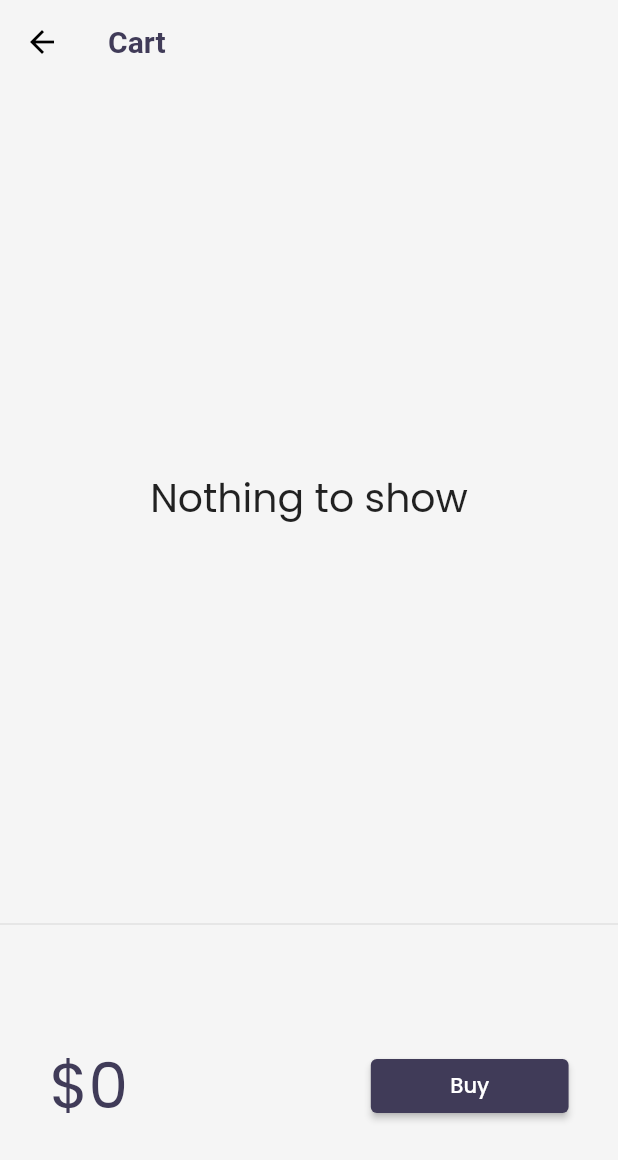
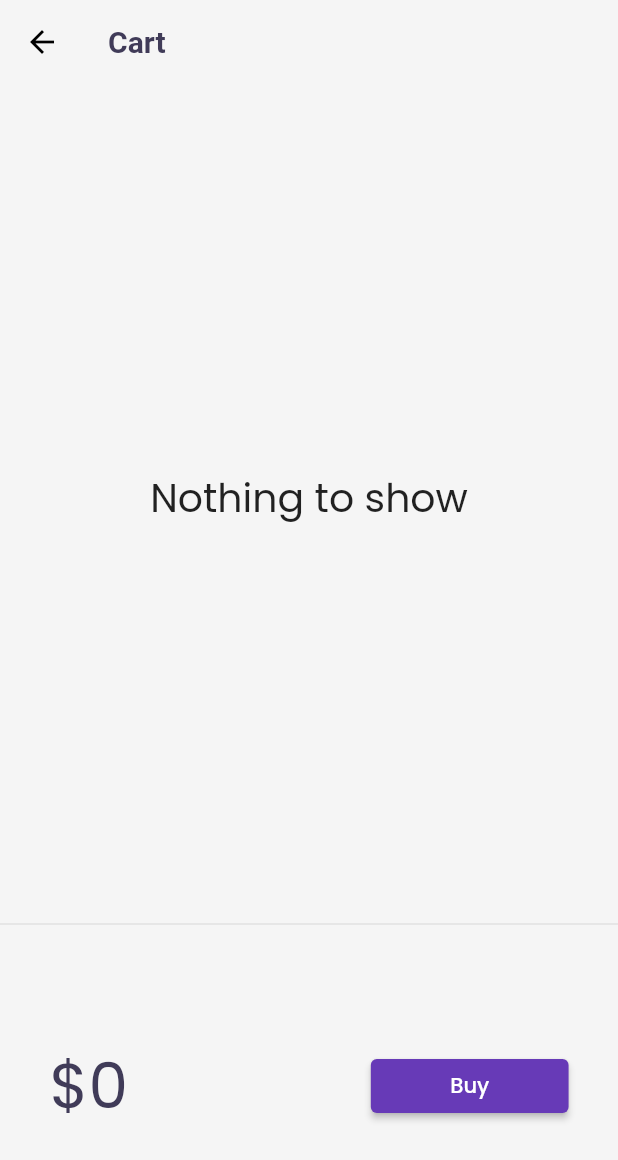
Before and after one commit to Souvik3469/GadgetHub, a Flutter app: the CartPage screen opened by its route, on a phone screen of 412 x 824 dp. Shown: the top 1160 px of the screen. Run offline on Flutter 3.47's test engine with Material 2 defaults, Android fonts, the phone set to English and light mode, and no system bars; drawn by our look-alikes of velocity_x; our stand-ins replace google_fonts; network calls fail.

```diff
--- a/lib/core/store.dart
+++ b/lib/core/store.dart
@@ -3,8 +3,8 @@ import 'package:flutter2/models/catalog.dart';
 import 'package:velocity_x/velocity_x.dart';
 
 class MyStore extends VxStore {
-  CatalogModel catalog;
-  CartModel cart;
+  late CatalogModel catalog;
+  late CartModel cart;
 
   MyStore() {
     catalog = CatalogModel();
--- a/lib/models/cart.dart
+++ b/lib/models/cart.dart
@@ -4,7 +4,7 @@ import 'package:velocity_x/velocity_x.dart';
 
 class CartModel {
   // catalog field
-  CatalogModel _catalog;
+  late CatalogModel _catalog;
 
   // Collection of IDs - store Ids of each item
   final List<int> _itemIds = [];
@@ -31,7 +31,7 @@ class AddMutation extends VxMutation<MyStore> {
   AddMutation(this.item);
   @override
   perform() {
-    store.cart._itemIds.add(item.id);
+    store!.cart._itemIds.add(item.id);
   }
 }
 
@@ -41,6 +41,6 @@ class RemoveMutation extends VxMutation<MyStore> {
   RemoveMutation(this.item);
   @override
   perform() {
-    store.cart._itemIds.remove(item.id);
+    store!.cart._itemIds.remove(item.id);
   }
 }
--- a/lib/models/catalog.dart
+++ b/lib/models/catalog.dart
@@ -1,7 +1,7 @@
 import 'dart:convert';
 
 class CatalogModel {
-  static List<Item> items;
+  static List<Item> items = [];
 
   // Get Item by ID
   Item getById(int id) =>
@@ -20,21 +20,21 @@ class Item {
   final String image;
 
   Item({
-    this.id,
-    this.name,
-    this.desc,
-    this.price,
-    this.color,
-    this.image,
+    required this.id,
+    required this.name,
+    required this.desc,
+    required this.price,
+    required this.color,
+    required this.image,
   });
 
   Item copyWith({
-    int id,
-    String name,
-    String desc,
-    num price,
-    String color,
-    String image,
+    int? id,
+    String? name,
+    String? desc,
+    num? price,
+    String? color,
+    String? image,
   }) {
     return Item(
       id: id ?? this.id,
@@ -58,15 +58,13 @@ class Item {
   }
 
   factory Item.fromMap(Map<String, dynamic> map) {
-    if (map == null) return null;
-
     return Item(
-      id: map['id'],
-      name: map['name'],
-      desc: map['desc'],
-      price: map['price'],
-      color: map['color'],
-      image: map['image'],
+      id: map['id'] ?? 0,
+      name: map['name'] ?? '',
+      desc: map['desc'] ?? '',
+      price: map['price'] ?? 0,
+      color: map['color'] ?? '',
+      image: map['image'] ?? '',
     );
   }
 
--- a/lib/pages/cart_page.dart
+++ b/lib/pages/cart_page.dart
@@ -12,7 +12,8 @@ class CartPage extends StatelessWidget {
         backgroundColor: Colors.transparent,
         // title: "Cart".text.make(),
 
-        title: "Cart".text.bold.color(context.theme.accentColor).make(),
+        title:
+            "Cart".text.bold.color(context.theme.colorScheme.secondary).make(),
       ),
       body: Column(
         children: [
@@ -40,7 +41,7 @@ class _CartTotal extends StatelessWidget {
               return "\$${_cart.totalPrice}"
                   .text
                   .xl5
-                  .color(context.theme.accentColor)
+                  .color(context.theme.colorScheme.secondary)
                   .make();
             },
           ),
@@ -52,8 +53,8 @@ class _CartTotal extends StatelessWidget {
               ));
             },
             style: ButtonStyle(
-                backgroundColor:
-                    MaterialStateProperty.all(context.theme.buttonColor)),
+                backgroundColor: MaterialStateProperty.all(
+                    context.theme.colorScheme.primary)),
             child: "Buy".text.white.make(),
           ).w32(context)
         ],
--- a/lib/pages/home_detail_page.dart
+++ b/lib/pages/home_detail_page.dart
@@ -6,7 +6,7 @@ import 'package:velocity_x/velocity_x.dart';
 class HomeDetailPage extends StatelessWidget {
   final Item catalog;
 
-  const HomeDetailPage({Key key, @required this.catalog})
+  const HomeDetailPage({Key? key, required this.catalog})
       : assert(catalog != null),
         super(key: key);
   @override
--- a/lib/pages/home_page.dart
+++ b/lib/pages/home_page.dart
@@ -64,7 +64,7 @@ class _HomePageState extends State<HomePage> {
           mutations: {AddMutation, RemoveMutation},
           builder: (ctx, store, status) => FloatingActionButton(
             onPressed: () => Navigator.pushNamed(context, MyRoutes.cartRoute),
-            backgroundColor: context.theme.buttonColor,
+            backgroundColor: context.theme.colorScheme.primary,
             child: Icon(
               CupertinoIcons.cart,
               color: Colors.white,
--- a/lib/widgets/home_widgets/catalog_image.dart
+++ b/lib/widgets/home_widgets/catalog_image.dart
@@ -4,7 +4,7 @@ import 'package:velocity_x/velocity_x.dart';
 class CatalogImage extends StatelessWidget {
   final String image;
 
-  const CatalogImage({Key key, @required this.image}) : super(key: key);
+  const CatalogImage({Key? key, required this.image}) : super(key: key);
   @override
   Widget build(BuildContext context) {
     return Image.network(
--- a/lib/widgets/home_widgets/catalog_list.dart
+++ b/lib/widgets/home_widgets/catalog_list.dart
@@ -31,7 +31,7 @@ class CatalogList extends StatelessWidget {
 class CatalogItem extends StatelessWidget {
   final Item catalog;
 
-  const CatalogItem({Key key, @required this.catalog})
+  const CatalogItem({Key? key, required this.catalog})
       : assert(catalog != null),
         super(key: key);
 
--- a/lib/widgets/item_widget.dart
+++ b/lib/widgets/item_widget.dart
@@ -4,7 +4,7 @@ import 'package:flutter2/models/catalog.dart';
 class ItemWidget extends StatelessWidget {
   final Item item;
 
-  const ItemWidget({Key key, this.item})
+  const ItemWidget({Key? key, required this.item})
       : assert(item != null),
         super(key: key);
 
--- a/lib/widgets/themes.dart
+++ b/lib/widgets/themes.dart
@@ -4,34 +4,43 @@ import 'package:velocity_x/velocity_x.dart';
 
 class MyTheme {
   static ThemeData lightTheme(BuildContext context) => ThemeData(
-      primarySwatch: Colors.deepPurple,
       fontFamily: GoogleFonts.poppins().fontFamily,
       cardColor: Colors.white,
       canvasColor: creamColor,
-      buttonColor: darkBluishColor,
-      accentColor: darkBluishColor,
       appBarTheme: AppBarTheme(
         color: Colors.white,
         elevation: 0.0,
         iconTheme: IconThemeData(color: Colors.black),
-        textTheme: Theme.of(context).textTheme,
-      ));
+        toolbarTextStyle: Theme.of(context).textTheme.bodyText2,
+        titleTextStyle: Theme.of(context).textTheme.headline6,
+      ),
+      colorScheme: ColorScheme.fromSwatch(primarySwatch: Colors.deepPurple)
+          .copyWith(secondary: darkBluishColor));
 
   static ThemeData darkTheme(BuildContext context) => ThemeData(
       brightness: Brightness.dark,
       fontFamily: GoogleFonts.poppins().fontFamily,
       cardColor: Colors.black,
       canvasColor: darkCreamColor,
-      buttonColor: lightBluishColor,
-      accentColor: Colors.white,
+      hintColor: Colors.white,
       appBarTheme: AppBarTheme(
         color: Colors.black,
         elevation: 0.0,
         iconTheme: IconThemeData(color: Colors.white),
-        textTheme: Theme.of(context).textTheme.copyWith(
+        toolbarTextStyle: Theme.of(context)
+            .textTheme
+            .copyWith(
               headline6:
-                  context.textTheme.headline6.copyWith(color: Colors.white),
-            ),
+                  context.textTheme.headline6!.copyWith(color: Colors.white),
+            )
+            .bodyText2,
+        titleTextStyle: Theme.of(context)
+            .textTheme
+            .copyWith(
+              headline6:
+                  context.textTheme.headline6!.copyWith(color: Colors.white),
+            )
+            .headline6,
       ));
 
   //Colors
--- a/pubspec.yaml
+++ b/pubspec.yaml
@@ -1,5 +1,5 @@
 name: flutter2
-description: A new Flutter project.
+description: Gadget Catalogue.
 
 # The following line prevents the package from being accidentally published to
 # pub.dev using `pub publish`. This is preferred for private packages.
@@ -18,13 +18,13 @@ publish_to: "none" # Remove this line if you wish to publish to pub.dev
 version: 1.0.0+1
 
 environment:
-  sdk: ">=2.7.0 <3.0.0"
+  sdk: ">=2.12.0 <3.0.0"
 
 dependencies:
   flutter:
     sdk: flutter
   cupertino_icons: ^1.0.1
-  google_fonts: ^2.0.0
+  google_fonts: ^4.0.4
   http: ^0.13.0
   velocity_x: ^3.3.0
 
```
Also changed, not shown: lib/pages/login_page.dart (+4 -4 lines), lib/widgets/home_widgets/add_to_cart.dart (+4 -3 lines), lib/widgets/home_widgets/catalog_header.dart (+6 -1 lines), pubspec.lock, 2 other files.
